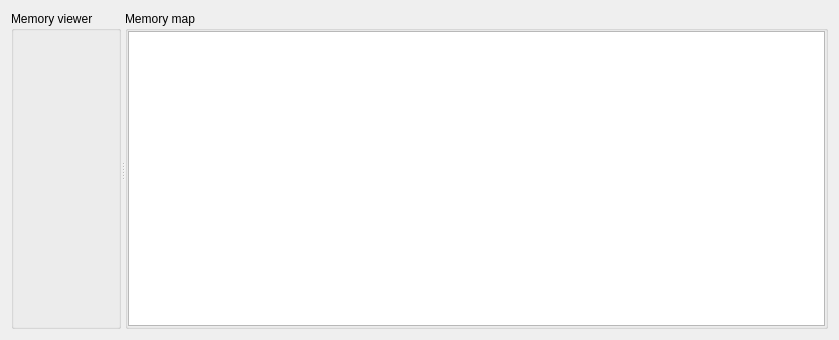
First picture: the form in src/memorytab.ui, repository mortbopet/Ripes, before the edit.
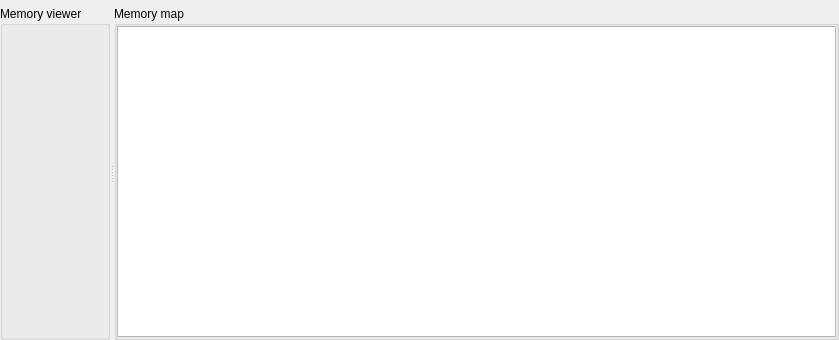
Second picture: the form after the edit. Custom widgets are drawn as their Qt base class.

Commit message: Remove margin from tab layouts

Diff of the .ui file:
```diff
--- a/src/memorytab.ui
+++ b/src/memorytab.ui
@@ -14,6 +14,18 @@
    <string>Form</string>
   </property>
   <layout class="QGridLayout" name="gridLayout_3">
+   <property name="leftMargin">
+    <number>0</number>
+   </property>
+   <property name="topMargin">
+    <number>6</number>
+   </property>
+   <property name="rightMargin">
+    <number>0</number>
+   </property>
+   <property name="bottomMargin">
+    <number>0</number>
+   </property>
    <item row="0" column="0">
     <widget class="QSplitter" name="splitter">
      <property name="orientation">
```
The commit also changes 2 other files.
